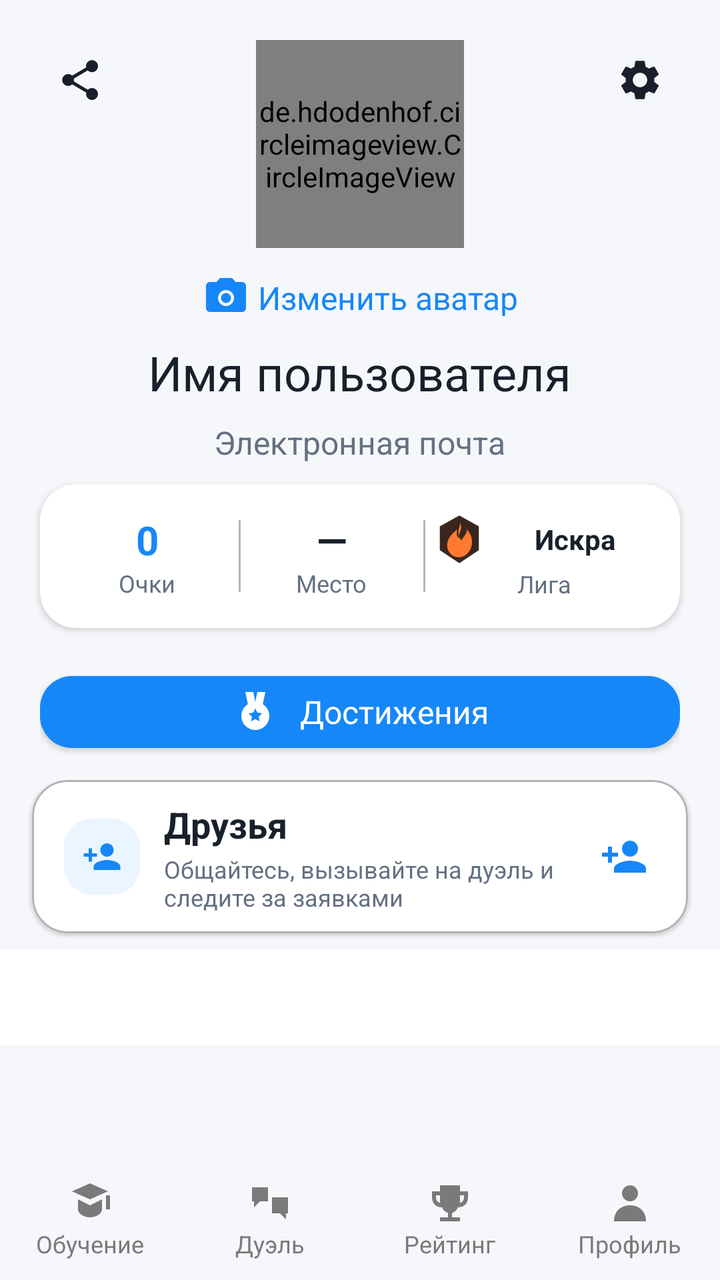
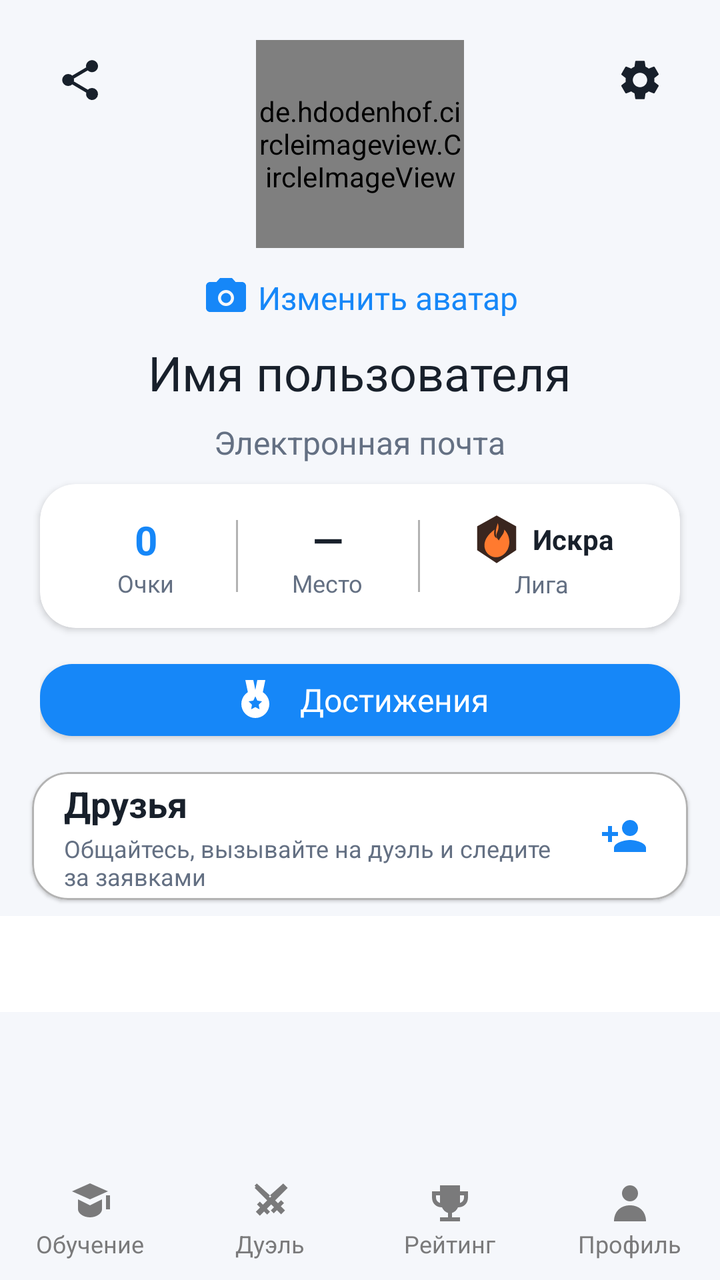

An Android layout rendered at two revisions. The XML below is the earlier revision; the diff shows what the commit changed to produce the second picture.
<!-- AndroidManifest.xml: application theme Theme.Duelingo -->
<!-- res/layout/activity_profile.xml -->
<?xml version="1.0" encoding="utf-8"?>
<androidx.constraintlayout.widget.ConstraintLayout
    xmlns:android="http://schemas.android.com/apk/res/android"
    xmlns:app="http://schemas.android.com/apk/res-auto"
    android:layout_width="match_parent"
    android:layout_height="match_parent"
    android:background="?attr/backgroundColor">

    
    <ImageButton
        android:id="@+id/settings_button"
        android:layout_width="48dp"
        android:layout_height="48dp"
        android:src="@drawable/ic_settings"
        android:background="?attr/selectableItemBackgroundBorderless"
        android:padding="12dp"
        android:contentDescription="@string/settings_title"
        app:layout_constraintTop_toTopOf="parent"
        app:layout_constraintEnd_toEndOf="parent"
        android:layout_marginTop="16dp"
        android:layout_marginEnd="16dp"
        app:tint="?attr/textColor"/>

    <ImageButton
        android:id="@+id/share_profile_button"
        android:layout_width="48dp"
        android:layout_height="48dp"
        android:layout_marginStart="16dp"
        android:layout_marginTop="16dp"
        android:background="?attr/selectableItemBackgroundBorderless"
        android:contentDescription="@string/share_profile"
        android:padding="12dp"
        android:src="@drawable/ic_share"
        app:layout_constraintStart_toStartOf="parent"
        app:layout_constraintTop_toTopOf="parent"
        app:tint="?attr/textColor" />

    

    
    <de.hdodenhof.circleimageview.CircleImageView
        android:id="@+id/profile_image"
        android:layout_width="104dp"
        android:layout_height="104dp"
        android:src="@drawable/default_profile"
        app:layout_constraintTop_toTopOf="parent"
        app:layout_constraintStart_toStartOf="parent"
        app:layout_constraintEnd_toEndOf="parent"
        android:layout_marginTop="20dp"/>

    <com.google.android.material.button.MaterialButton
        android:id="@+id/upload_photo_button"
        style="@style/Widget.MaterialComponents.Button.TextButton"
        android:layout_width="wrap_content"
        android:layout_height="40dp"
        android:layout_marginTop="4dp"
        android:text="@string/upload_profile_photo"
        android:textAllCaps="false"
        android:textColor="@color/blue_primary"
        android:textSize="16sp"
        app:icon="@drawable/ic_camera"
        app:iconTint="@color/blue_primary"
        app:layout_constraintEnd_toEndOf="parent"
        app:layout_constraintStart_toStartOf="parent"
        app:layout_constraintTop_toBottomOf="@id/profile_image" />

    
    <TextView
        android:id="@+id/player_name"
        android:layout_width="wrap_content"
        android:layout_height="wrap_content"
        android:text="@string/username_hint"
        android:textColor="?attr/textColor"
        android:textSize="24sp"
        app:layout_constraintTop_toBottomOf="@id/upload_photo_button"
        app:layout_constraintStart_toStartOf="parent"
        app:layout_constraintEnd_toEndOf="parent"
        android:layout_marginTop="2dp"/>

    
    <TextView
        android:id="@+id/player_email"
        android:layout_width="wrap_content"
        android:layout_height="wrap_content"
        android:text="@string/email_hint"
        android:textColor="?attr/secondaryTextColor"
        android:textSize="16sp"
        app:layout_constraintTop_toBottomOf="@id/player_name"
        app:layout_constraintStart_toStartOf="parent"
        app:layout_constraintEnd_toEndOf="parent"
        android:layout_marginTop="8dp"/>

    
    <TextView
        android:id="@+id/point_count"
        android:layout_width="wrap_content"
        android:layout_height="wrap_content"
        android:text="@string/learning_points_zero"
        android:textColor="?attr/textColor"
        android:textSize="18sp"
        android:visibility="gone"
        app:layout_constraintTop_toBottomOf="@id/player_email"
        app:layout_constraintStart_toStartOf="parent"
        app:layout_constraintEnd_toEndOf="parent"
        android:layout_marginTop="8dp"/>

    <com.google.android.material.card.MaterialCardView
        android:id="@+id/profileProgressCard"
        android:layout_width="0dp"
        android:layout_height="72dp"
        android:layout_marginHorizontal="20dp"
        android:layout_marginTop="10dp"
        app:cardBackgroundColor="?attr/cardBackgroundColor"
        app:cardCornerRadius="18dp"
        app:cardElevation="2dp"
        app:layout_constraintEnd_toEndOf="parent"
        app:layout_constraintStart_toStartOf="parent"
        app:layout_constraintTop_toBottomOf="@id/player_email">

        <LinearLayout
            android:layout_width="match_parent"
            android:layout_height="match_parent"
            android:gravity="center"
            android:orientation="horizontal"
            android:paddingHorizontal="8dp">

            <LinearLayout android:layout_width="0dp" android:layout_height="wrap_content" android:layout_weight="1" android:gravity="center" android:orientation="vertical">
                <TextView android:id="@+id/profilePointsValue" android:layout_width="wrap_content" android:layout_height="wrap_content" android:text="@string/value_zero" android:textColor="@color/blue_primary" android:textSize="20sp" android:textStyle="bold" />
                <TextView android:layout_width="wrap_content" android:layout_height="wrap_content" android:text="@string/points_stat" android:textColor="?attr/secondaryTextColor" android:textSize="12sp" />
            </LinearLayout>

            <View android:layout_width="1dp" android:layout_height="36dp" android:background="?attr/dividerColor" />

            <LinearLayout android:layout_width="0dp" android:layout_height="wrap_content" android:layout_weight="1" android:gravity="center" android:orientation="vertical">
                <TextView android:id="@+id/profileRankValue" android:layout_width="wrap_content" android:layout_height="wrap_content" android:text="@string/value_dash" android:textColor="?attr/textColor" android:textSize="20sp" android:textStyle="bold" />
                <TextView android:layout_width="wrap_content" android:layout_height="wrap_content" android:text="@string/rank_stat" android:textColor="?attr/secondaryTextColor" android:textSize="12sp" />
            </LinearLayout>

            <View android:layout_width="1dp" android:layout_height="36dp" android:background="?attr/dividerColor" />

            <LinearLayout android:layout_width="0dp" android:layout_height="wrap_content" android:layout_weight="1.3" android:gravity="center" android:orientation="vertical">
                <LinearLayout android:layout_width="match_parent" android:layout_height="28dp" android:gravity="center" android:orientation="horizontal" android:paddingHorizontal="4dp">
                    <ImageView android:id="@+id/profileLeagueIcon" android:layout_width="26dp" android:layout_height="26dp" android:contentDescription="@null" android:src="@drawable/league_ember" />
                    <TextView android:id="@+id/profileLeagueName" android:layout_width="0dp" android:layout_height="wrap_content" android:layout_marginStart="4dp" android:layout_weight="1" android:ellipsize="end" android:gravity="center" android:maxLines="1" android:text="@string/league_ember" android:textColor="?attr/textColor" android:textStyle="bold" app:autoSizeMaxTextSize="16sp" app:autoSizeMinTextSize="11sp" app:autoSizeStepGranularity="1sp" app:autoSizeTextType="uniform" />
                </LinearLayout>
                <TextView android:layout_width="wrap_content" android:layout_height="wrap_content" android:gravity="center" android:text="@string/league_stat" android:textColor="?attr/secondaryTextColor" android:textSize="12sp" />
            </LinearLayout>
        </LinearLayout>
    </com.google.android.material.card.MaterialCardView>

    
    <FrameLayout
        android:id="@+id/achievementsContainer"
        android:layout_width="0dp"
        android:layout_height="56dp"
        android:layout_marginHorizontal="20dp"
        app:layout_constraintTop_toBottomOf="@id/profileProgressCard"
        app:layout_constraintStart_toStartOf="parent"
        app:layout_constraintEnd_toEndOf="parent"
        android:layout_marginTop="10dp">
        <com.google.android.material.button.MaterialButton
            android:id="@+id/achievementsButton"
            android:layout_width="match_parent"
            android:layout_height="48dp"
            android:layout_gravity="bottom"
            android:text="@string/achievements"
            android:textColor="@color/white"
            app:backgroundTint="@color/blue_primary"
            app:cornerRadius="16dp"
            app:icon="@drawable/ic_achievements"
            app:iconGravity="textStart"
            app:iconPadding="10dp"
            app:iconTint="@color/white" />
        <TextView
            android:id="@+id/achievementBadge"
            android:layout_width="24dp"
            android:layout_height="24dp"
            android:layout_gravity="top|end"
            android:background="@drawable/bg_notification_badge"
            android:gravity="center"
            android:textColor="@color/white"
            android:textSize="11sp"
            android:textStyle="bold"
            android:visibility="gone" />
    </FrameLayout>

    
    <LinearLayout
        android:id="@+id/friends_section"
        android:layout_width="match_parent"
        android:layout_height="0dp"
        android:orientation="vertical"
        android:layout_marginTop="10dp"
        app:layout_constraintTop_toBottomOf="@id/achievementsContainer"
        app:layout_constraintBottom_toTopOf="@id/bottom_navigation">

        
        <com.google.android.material.card.MaterialCardView
            android:layout_width="match_parent"
            android:layout_height="wrap_content"
            android:layout_marginHorizontal="16dp"
            app:cardBackgroundColor="?attr/cardBackgroundColor"
            app:cardCornerRadius="18dp"
            app:strokeColor="?attr/dividerColor"
            app:strokeWidth="1dp">
            <LinearLayout android:layout_width="match_parent" android:layout_height="wrap_content" android:gravity="center_vertical" android:orientation="horizontal" android:paddingStart="16dp" android:paddingTop="10dp" android:paddingEnd="8dp" android:paddingBottom="10dp">
                <ImageView android:layout_width="38dp" android:layout_height="38dp" android:background="@drawable/bg_feature_icon" android:contentDescription="@null" android:padding="9dp" android:src="@drawable/ic_add_friend" app:tint="@color/blue_primary" />
                <LinearLayout android:layout_width="0dp" android:layout_height="wrap_content" android:layout_marginStart="12dp" android:layout_weight="1" android:orientation="vertical">
                    <TextView android:id="@+id/friendsTitle" android:layout_width="match_parent" android:layout_height="wrap_content" android:text="@string/friends" android:textColor="?attr/textColor" android:textSize="18sp" android:textStyle="bold" />
                    <TextView android:layout_width="match_parent" android:layout_height="wrap_content" android:layout_marginTop="2dp" android:text="@string/friends_section_subtitle" android:textColor="?attr/secondaryTextColor" android:textSize="12sp" />
                </LinearLayout>
                <ImageButton android:id="@+id/add_friend_button" android:layout_width="48dp" android:layout_height="48dp" android:background="?attr/selectableItemBackgroundBorderless" android:contentDescription="@string/add_friend" android:padding="12dp" android:src="@drawable/ic_add_friend" app:tint="@color/blue_primary" />
            </LinearLayout>
        </com.google.android.material.card.MaterialCardView>

        
        <com.google.android.material.tabs.TabLayout
            android:id="@+id/friends_tabs"
            android:layout_width="match_parent"
            android:layout_height="wrap_content"
            android:layout_marginTop="8dp"
            app:tabTextColor="@color/tab_text_color"
            app:tabIndicatorColor="@color/blue_primary"
            app:tabMode="fixed"
            app:tabGravity="fill"/>

        
        <androidx.viewpager2.widget.ViewPager2
            android:id="@+id/friends_pager"
            android:layout_width="match_parent"
            android:layout_height="0dp"
            android:layout_weight="1"/>

    </LinearLayout>

    
    <LinearLayout
        android:id="@+id/bottom_navigation"
        android:layout_width="match_parent"
        android:layout_height="60dp"
        android:orientation="horizontal"
        android:background="?attr/backgroundColor"
        app:layout_constraintBottom_toBottomOf="parent">

        
        <LinearLayout
            android:id="@+id/tests"
            android:layout_width="0dp"
            android:layout_height="match_parent"
            android:layout_weight="1"
            android:background="?attr/selectableItemBackgroundBorderless"
            android:gravity="center"
            android:orientation="vertical">

            <FrameLayout
                android:layout_width="wrap_content"
                android:layout_height="wrap_content">

                <ImageView
                    android:id="@+id/testIcon"
                    android:layout_width="24dp"
                    android:layout_height="24dp"
                    android:contentDescription="@string/nav_learning"
                    android:src="@drawable/graduation24" />

                <com.airbnb.lottie.LottieAnimationView
                    android:id="@+id/testAnimation"
                    android:layout_width="24dp"
                    android:layout_height="24dp"
                    android:visibility="gone" />
            </FrameLayout>

            <TextView
                android:id="@+id/testTest"
                android:layout_width="wrap_content"
                android:layout_height="wrap_content"
                android:text="@string/nav_learning"
                android:textColor="#7A7A7B"
                android:textSize="12sp" />
        </LinearLayout>

        
        <LinearLayout
            android:id="@+id/duel"
            android:layout_width="0dp"
            android:layout_height="match_parent"
            android:layout_weight="1"
            android:orientation="vertical"
            android:gravity="center"
            android:background="?attr/selectableItemBackgroundBorderless">

            <FrameLayout
                android:layout_width="wrap_content"
                android:layout_height="wrap_content">

                <ImageView
                    android:id="@+id/mainIcon"
                    android:layout_width="24dp"
                    android:layout_height="24dp"
                    android:src="@drawable/swords24"
                    android:contentDescription="@string/nav_duel" />

                <com.airbnb.lottie.LottieAnimationView
                    android:id="@+id/duelAnimation"
                    android:layout_width="24dp"
                    android:layout_height="24dp"
                    android:visibility="gone"/>
            </FrameLayout>

            <TextView
                android:id="@+id/mainTest"
                android:layout_width="wrap_content"
                android:layout_height="wrap_content"
                android:text="@string/nav_duel"
                android:textColor="#7A7A7B"
                android:textSize="12sp"/>
        </LinearLayout>

        
        <LinearLayout
            android:id="@+id/leaderboard"
            android:layout_width="0dp"
            android:layout_height="match_parent"
            android:layout_weight="1"
            android:orientation="vertical"
            android:gravity="center"
            android:background="?attr/selectableItemBackgroundBorderless">

            <FrameLayout
                android:layout_width="wrap_content"
                android:layout_height="wrap_content">

                <ImageView
                    android:id="@+id/cupIcon"
                    android:layout_width="24dp"
                    android:layout_height="24dp"
                    android:src="@drawable/trophy24"
                    android:contentDescription="@string/nav_rank"/>

                <com.airbnb.lottie.LottieAnimationView
                    android:id="@+id/cupAnimation"
                    android:layout_width="24dp"
                    android:layout_height="24dp"
                    android:visibility="gone"/>
            </FrameLayout>

            <TextView
                android:id="@+id/cupTest"
                android:layout_width="wrap_content"
                android:layout_height="wrap_content"
                android:text="@string/nav_rank"
                android:textColor="#7A7A7B"
                android:textSize="12sp"/>
        </LinearLayout>

        
        <LinearLayout
            android:id="@+id/profile"
            android:layout_width="0dp"
            android:layout_height="match_parent"
            android:layout_weight="1"
            android:orientation="vertical"
            android:gravity="center"
            android:background="?attr/selectableItemBackgroundBorderless">

            <FrameLayout
                android:layout_width="wrap_content"
                android:layout_height="wrap_content">

                <ImageView
                    android:id="@+id/profileIcon"
                    android:layout_width="24dp"
                    android:layout_height="24dp"
                    android:src="@drawable/profile24"
                    android:contentDescription="@string/nav_profile"/>

                <com.airbnb.lottie.LottieAnimationView
                    android:id="@+id/profAnimation"
                    android:layout_width="24dp"
                    android:layout_height="24dp"
                    android:visibility="gone"/>
            </FrameLayout>

            <TextView
                android:id="@+id/profileTest"
                android:layout_width="wrap_content"
                android:layout_height="wrap_content"
                android:text="@string/nav_profile"
                android:textColor="#7A7A7B"
                android:textSize="12sp"/>
        </LinearLayout>
    </LinearLayout>
</androidx.constraintlayout.widget.ConstraintLayout>
<!-- resources referenced by this layout -->
<resources>
  <color name="blue_primary">#1687F8</color>
  <color name="white">#FFFFFFFF</color>
  <!-- drawable bg_feature_icon (drawable) -->
  <shape xmlns:android="http://schemas.android.com/apk/res/android" android:shape="rectangle">
      <solid android:color="#161687F8" />
      <corners android:radius="14dp" />
  </shape>
  <!-- drawable bg_notification_badge (drawable) -->
  <?xml version="1.0" encoding="utf-8"?>
  <shape xmlns:android="http://schemas.android.com/apk/res/android" android:shape="oval">
      <solid android:color="#E64152" />
      <stroke android:width="2dp" android:color="?attr/cardBackgroundColor" />
  </shape>
  <!-- drawable graduation24 (drawable) -->
  <vector xmlns:android="http://schemas.android.com/apk/res/android" android:width="24dp" android:height="24dp" android:viewportWidth="24" android:viewportHeight="24">
      <path android:fillColor="#7A7A7B" android:pathData="M3,6l9,-4 9,4 -9,4zM6,10l6,3 6,-3v5c0,2 -2.7,4 -6,4s-6,-2 -6,-4zM20,8h2v7h-2z" />
  </vector>
  <!-- drawable profile24 (drawable) -->
  <vector xmlns:android="http://schemas.android.com/apk/res/android" android:width="24dp" android:height="24dp" android:viewportWidth="24" android:viewportHeight="24">
      <path android:fillColor="#7A7A7B" android:pathData="M12,3a4,4 0,1 0,0 8,4 4,0 0,0 0,-8zM4,21c0,-5 3.4,-8 8,-8s8,3 8,8z" />
  </vector>
  <!-- drawable swords24 (drawable) -->
  <vector xmlns:android="http://schemas.android.com/apk/res/android" android:width="24dp" android:height="24dp" android:viewportWidth="24" android:viewportHeight="24">
      <path android:fillColor="#7A7A7B" android:pathData="M3,4h8v7H7l-3,3v-3H3zM13,9h8v8h-1v3l-3,-3h-4z" />
  </vector>
  <!-- drawable trophy24 (drawable) -->
  <vector xmlns:android="http://schemas.android.com/apk/res/android" android:width="24dp" android:height="24dp" android:viewportWidth="24" android:viewportHeight="24">
      <path android:fillColor="#7A7A7B" android:pathData="M7,3h10v3h4v3c0,3 -2,5 -5,5 -0.6,1.4 -1.7,2.4 -3,2.8V19h4v2H7v-2h4v-2.2c-1.3,-0.4 -2.4,-1.4 -3,-2.8 -3,0 -5,-2 -5,-5V6h4zM5,8v1c0,1.4 0.8,2.4 2,2.8V8zM17,8v3.8c1.2,-0.4 2,-1.4 2,-2.8V8z" />
  </vector>
  <string name="achievements">Достижения</string>
  <string name="add_friend">Добавить друга</string>
  <string name="email_hint">Электронная почта</string>
  <string name="friends">Друзья</string>
  <string name="friends_section_subtitle">Общайтесь, вызывайте на дуэль и следите за заявками</string>
  <string name="league_ember">Искра</string>
  <string name="league_stat">Лига</string>
  <string name="learning_points_zero">0 очков</string>
  <string name="nav_duel">Дуэль</string>
  <string name="nav_learning">Обучение</string>
  <string name="nav_profile">Профиль</string>
  <string name="nav_rank">Рейтинг</string>
  <string name="points_stat">Очки</string>
  <string name="rank_stat">Место</string>
  <string name="settings_title">Настройки</string>
  <string name="share_profile">Поделиться профилем</string>
  <string name="upload_profile_photo">Изменить аватар</string>
  <string name="username_hint">Имя пользователя</string>
  <string name="value_dash" translatable="false">—</string>
  <string name="value_zero" translatable="false">0</string>
  <color name="black">#FF000000</color>
  <color name="background_light">#F5F7FB</color>
  <color name="text_color_light">#18202B</color>
  <color name="secondary_text_light">#647083</color>
  <color name="surface_light">#FFFFFF</color>
  <color name="gray_light">#B3B3B3</color>
  <style name="DuelRush.MaterialButton" parent="Widget.MaterialComponents.Button">
          <item name="android:textSize">16sp</item>
          <item name="android:minHeight">48dp</item>
          <item name="android:textAllCaps">false</item>
          <item name="android:letterSpacing">0</item>
          <item name="android:fontFamily">@font/open_sans_medium</item>
      </style>
  <!-- unchanged entries left out for length: 8 -->
</resources>

<!-- the commit's change to res/layout/activity_profile.xml (unified diff, before → after) -->
@@ -138,10 +138,10 @@
 
             <View android:layout_width="1dp" android:layout_height="36dp" android:background="?attr/dividerColor" />
 
-            <LinearLayout android:layout_width="0dp" android:layout_height="wrap_content" android:layout_weight="1.3" android:gravity="center" android:orientation="vertical">
-                <LinearLayout android:layout_width="match_parent" android:layout_height="28dp" android:gravity="center" android:orientation="horizontal" android:paddingHorizontal="4dp">
-                    <ImageView android:id="@+id/profileLeagueIcon" android:layout_width="26dp" android:layout_height="26dp" android:contentDescription="@null" android:src="@drawable/league_ember" />
-                    <TextView android:id="@+id/profileLeagueName" android:layout_width="0dp" android:layout_height="wrap_content" android:layout_marginStart="4dp" android:layout_weight="1" android:ellipsize="end" android:gravity="center" android:maxLines="1" android:text="@string/league_ember" android:textColor="?attr/textColor" android:textStyle="bold" app:autoSizeMaxTextSize="16sp" app:autoSizeMinTextSize="11sp" app:autoSizeStepGranularity="1sp" app:autoSizeTextType="uniform" />
+            <LinearLayout android:layout_width="0dp" android:layout_height="wrap_content" android:layout_weight="1.35" android:gravity="center" android:orientation="vertical">
+                <LinearLayout android:layout_width="wrap_content" android:layout_height="28dp" android:gravity="center_vertical" android:orientation="horizontal">
+                    <ImageView android:id="@+id/profileLeagueIcon" android:layout_width="26dp" android:layout_height="26dp" android:contentDescription="@null" android:scaleType="centerInside" android:src="@drawable/league_ember" />
+                    <TextView android:id="@+id/profileLeagueName" android:layout_width="wrap_content" android:layout_height="wrap_content" android:layout_marginStart="5dp" android:ellipsize="end" android:gravity="center_vertical" android:maxWidth="72dp" android:maxLines="1" android:text="@string/league_ember" android:textColor="?attr/textColor" android:textStyle="bold" app:autoSizeMaxTextSize="15sp" app:autoSizeMinTextSize="11sp" app:autoSizeStepGranularity="1sp" app:autoSizeTextType="uniform" />
                 </LinearLayout>
                 <TextView android:layout_width="wrap_content" android:layout_height="wrap_content" android:gravity="center" android:text="@string/league_stat" android:textColor="?attr/secondaryTextColor" android:textSize="12sp" />
             </LinearLayout>
@@ -152,7 +152,7 @@
     <FrameLayout
         android:id="@+id/achievementsContainer"
         android:layout_width="0dp"
-        android:layout_height="56dp"
+        android:layout_height="52dp"
         android:layout_marginHorizontal="20dp"
         app:layout_constraintTop_toBottomOf="@id/profileProgressCard"
         app:layout_constraintStart_toStartOf="parent"
@@ -162,7 +162,7 @@
             android:id="@+id/achievementsButton"
             android:layout_width="match_parent"
             android:layout_height="48dp"
-            android:layout_gravity="bottom"
+            android:layout_gravity="center_vertical"
             android:text="@string/achievements"
             android:textColor="@color/white"
             app:backgroundTint="@color/blue_primary"
@@ -173,10 +173,12 @@
             app:iconTint="@color/white" />
         <TextView
             android:id="@+id/achievementBadge"
-            android:layout_width="24dp"
-            android:layout_height="24dp"
-            android:layout_gravity="top|end"
+            android:layout_width="26dp"
+            android:layout_height="26dp"
+            android:layout_gravity="center_vertical|end"
+            android:layout_marginEnd="10dp"
             android:background="@drawable/bg_notification_badge"
+            android:elevation="16dp"
             android:gravity="center"
             android:textColor="@color/white"
             android:textSize="11sp"
@@ -203,9 +205,8 @@
             app:cardCornerRadius="18dp"
             app:strokeColor="?attr/dividerColor"
             app:strokeWidth="1dp">
-            <LinearLayout android:layout_width="match_parent" android:layout_height="wrap_content" android:gravity="center_vertical" android:orientation="horizontal" android:paddingStart="16dp" android:paddingTop="10dp" android:paddingEnd="8dp" android:paddingBottom="10dp">
-                <ImageView android:layout_width="38dp" android:layout_height="38dp" android:background="@drawable/bg_feature_icon" android:contentDescription="@null" android:padding="9dp" android:src="@drawable/ic_add_friend" app:tint="@color/blue_primary" />
-                <LinearLayout android:layout_width="0dp" android:layout_height="wrap_content" android:layout_marginStart="12dp" android:layout_weight="1" android:orientation="vertical">
+            <LinearLayout android:layout_width="match_parent" android:layout_height="64dp" android:gravity="center_vertical" android:orientation="horizontal" android:paddingStart="16dp" android:paddingEnd="8dp">
+                <LinearLayout android:layout_width="0dp" android:layout_height="wrap_content" android:layout_weight="1" android:orientation="vertical">
                     <TextView android:id="@+id/friendsTitle" android:layout_width="match_parent" android:layout_height="wrap_content" android:text="@string/friends" android:textColor="?attr/textColor" android:textSize="18sp" android:textStyle="bold" />
                     <TextView android:layout_width="match_parent" android:layout_height="wrap_content" android:layout_marginTop="2dp" android:text="@string/friends_section_subtitle" android:textColor="?attr/secondaryTextColor" android:textSize="12sp" />
                 </LinearLayout>
<!-- resource entries referenced after the edit -->
@@ -2,11 +2,6 @@
 <resources>
   <color name="blue_primary">#1687F8</color>
   <color name="white">#FFFFFFFF</color>
-  <!-- drawable bg_feature_icon (drawable) -->
-  <shape xmlns:android="http://schemas.android.com/apk/res/android" android:shape="rectangle">
-      <solid android:color="#161687F8" />
-      <corners android:radius="14dp" />
-  </shape>
   <!-- drawable bg_notification_badge (drawable) -->
   <?xml version="1.0" encoding="utf-8"?>
   <shape xmlns:android="http://schemas.android.com/apk/res/android" android:shape="oval">
@@ -23,7 +18,7 @@
   </vector>
   <!-- drawable swords24 (drawable) -->
   <vector xmlns:android="http://schemas.android.com/apk/res/android" android:width="24dp" android:height="24dp" android:viewportWidth="24" android:viewportHeight="24">
-      <path android:fillColor="#7A7A7B" android:pathData="M3,4h8v7H7l-3,3v-3H3zM13,9h8v8h-1v3l-3,-3h-4z" />
+      <path android:fillColor="#7A7A7B" android:pathData="M19.7,3.2l1.1,1.1 -6.25,6.25 1.45,1.45 1.55,-1.55 1.42,1.42 -1.56,1.56 2.12,2.12 -1.98,1.98 -2.12,-2.12 -1.56,1.56 -1.42,-1.42 1.55,-1.55 -1.45,-1.45 -2.12,2.12 1.55,1.55 -1.42,1.42 -1.55,-1.55 -2.12,2.12 -1.98,-1.98 2.12,-2.12 -1.56,-1.56 1.42,-1.42 1.56,1.56 2.12,-2.12 -6.25,-6.25 1.1,-1.1 6.57,5.93zM4.3,3.2l1.1,-1.1 6.6,5.96 -1.45,1.45zM18.6,2.1l1.1,1.1 -6.25,6.25 -1.45,-1.45z" />
   </vector>
   <!-- drawable trophy24 (drawable) -->
   <vector xmlns:android="http://schemas.android.com/apk/res/android" android:width="24dp" android:height="24dp" android:viewportWidth="24" android:viewportHeight="24">
